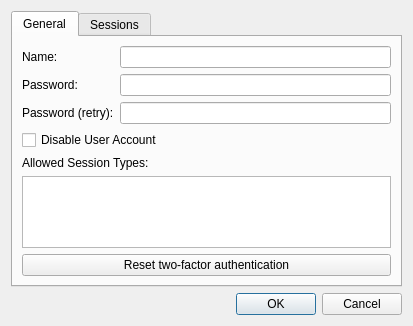
Before: the Qt Designer form source/client/desktop/hosts/router_user_dialog.ui in dchapyshev/aspia, drawn with Qt 5.
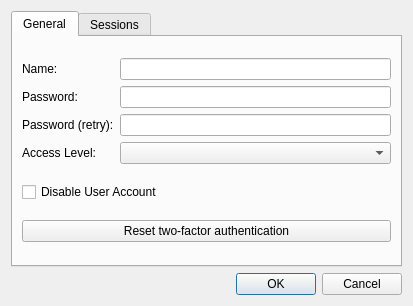
After: the same form once the commit is applied. Custom widgets are drawn as their Qt base class.

Diff of the .ui file:
```diff
--- a/source/client/desktop/hosts/router_user_dialog.ui
+++ b/source/client/desktop/hosts/router_user_dialog.ui
@@ -52,6 +52,13 @@
              </property>
             </widget>
            </item>
+           <item>
+            <widget class="QLabel" name="label">
+             <property name="text">
+              <string>Access Level:</string>
+             </property>
+            </widget>
+           </item>
           </layout>
          </item>
          <item>
@@ -65,6 +72,9 @@
            <item>
             <widget class="PasswordEdit" name="edit_password_retry"/>
            </item>
+           <item>
+            <widget class="QComboBox" name="combo_access_level"/>
+           </item>
           </layout>
          </item>
         </layout>
@@ -76,28 +86,6 @@
          </property>
         </widget>
        </item>
-       <item>
-        <widget class="QLabel" name="label">
-         <property name="text">
-          <string>Allowed Session Types:</string>
-         </property>
-        </widget>
-       </item>
-       <item>
-        <widget class="QTreeWidget" name="tree_sessions">
-         <property name="indentation">
-          <number>0</number>
-         </property>
-         <attribute name="headerVisible">
-          <bool>false</bool>
-         </attribute>
-         <column>
-          <property name="text">
-           <string notr="true">1</string>
-          </property>
-         </column>
-        </widget>
-       </item>
        <item>
         <widget class="QPushButton" name="button_reset_otp">
          <property name="visible">
```
